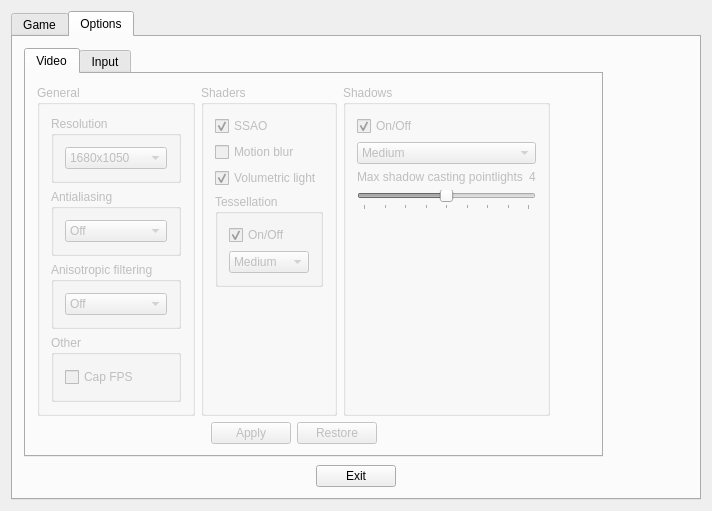
Qt form xkill-gui/MainMenu.ui (ensq/xkill-resources) before a commit.
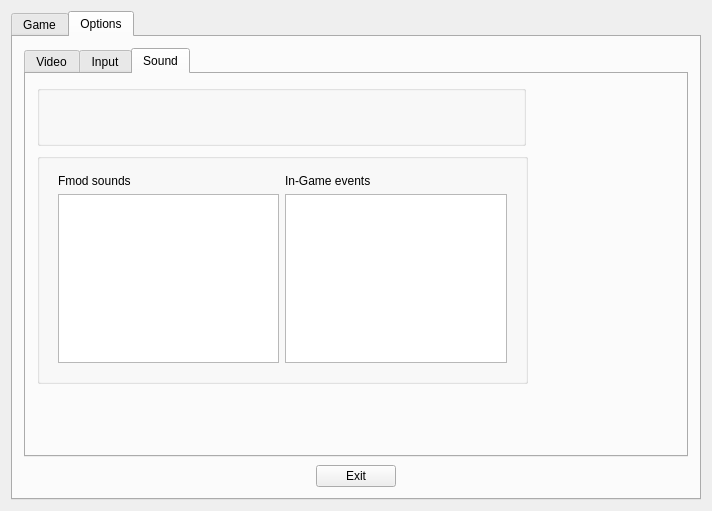
The same form after that commit. The open tabs and pages were chosen to show the change. Icons and pictures are not drawn.

Commit message: Sound menu beta.

The edit to the form file:
```diff
--- a/xkill-gui/MainMenu.ui
+++ b/xkill-gui/MainMenu.ui
@@ -2710,21 +2710,146 @@
               </item>
              </layout>
             </widget>
+            <widget class="QWidget" name="tab_3">
+             <attribute name="title">
+              <string>Sound</string>
+             </attribute>
+             <widget class="QGroupBox" name="groupBox_12">
+              <property name="geometry">
+               <rect>
+                <x>11</x>
+                <y>11</y>
+                <width>489</width>
+                <height>61</height>
+               </rect>
+              </property>
+              <property name="sizePolicy">
+               <sizepolicy hsizetype="Expanding" vsizetype="Expanding">
+                <horstretch>0</horstretch>
+                <verstretch>0</verstretch>
+               </sizepolicy>
+              </property>
+              <property name="title">
+               <string/>
+              </property>
+              <widget class="QWidget" name="">
+               <property name="geometry">
+                <rect>
+                 <x>10</x>
+                 <y>20</y>
+                 <width>461</width>
+                 <height>22</height>
+                </rect>
+               </property>
+               <layout class="QHBoxLayout" name="horizontalLayout_22">
+                <item>
+                 <widget class="QCheckBox" name="checkBox_Sound_Mute">
+                  <property name="text">
+                   <string>Mute sound</string>
+                  </property>
+                 </widget>
+                </item>
+                <item>
+                 <widget class="QLabel" name="label_4">
+                  <property name="text">
+                   <string>Volume</string>
+                  </property>
+                 </widget>
+                </item>
+                <item>
+                 <widget class="QSlider" name="horizontalSlider_Sound_Volume">
+                  <property name="maximum">
+                   <number>100</number>
+                  </property>
+                  <property name="sliderPosition">
+                   <number>100</number>
+                  </property>
+                  <property name="orientation">
+                   <enum>Qt::Horizontal</enum>
+                  </property>
+                 </widget>
+                </item>
+                <item>
+                 <widget class="QSpinBox" name="spinBox_2">
+                  <property name="readOnly">
+                   <bool>true</bool>
+                  </property>
+                  <property name="buttonSymbols">
+                   <enum>QAbstractSpinBox::NoButtons</enum>
+                  </property>
+                  <property name="maximum">
+                   <number>100</number>
+                  </property>
+                  <property name="value">
+                   <number>100</number>
+                  </property>
+                 </widget>
+                </item>
+               </layout>
+              </widget>
+             </widget>
+             <widget class="QGroupBox" name="groupBox_13">
+              <property name="geometry">
+               <rect>
+                <x>11</x>
+                <y>79</y>
+                <width>491</width>
+                <height>231</height>
+               </rect>
+              </property>
+              <property name="sizePolicy">
+               <sizepolicy hsizetype="Expanding" vsizetype="Expanding">
+                <horstretch>0</horstretch>
+                <verstretch>0</verstretch>
+               </sizepolicy>
+              </property>
+              <property name="title">
+               <string/>
+              </property>
+              <widget class="QWidget" name="">
+               <property name="geometry">
+                <rect>
+                 <x>10</x>
+                 <y>10</y>
+                 <width>471</width>
+                 <height>211</height>
+                </rect>
+               </property>
+               <layout class="QHBoxLayout" name="horizontalLayout_31">
+                <item>
+                 <layout class="QVBoxLayout" name="verticalLayout_13">
+                  <item>
+                   <widget class="QLabel" name="label_5">
+                    <property name="text">
+                     <string>Fmod sounds</string>
+                    </property>
+                   </widget>
+                  </item>
+                  <item>
+                   <widget class="QListView" name="listView_Sound_Fmod"/>
+                  </item>
+                 </layout>
+                </item>
+                <item>
+                 <layout class="QVBoxLayout" name="verticalLayout_36">
+                  <item>
+                   <widget class="QLabel" name="label_6">
+                    <property name="text">
+                     <string>In-Game events</string>
+                    </property>
+                   </widget>
+                  </item>
+                  <item>
+                   <widget class="QListView" name="listView_Sound_InGame"/>
+                  </item>
+                 </layout>
+                </item>
+               </layout>
+              </widget>
+             </widget>
+            </widget>
            </widget>
           </item>
-          <item>
-           <spacer name="horizontalSpacer_20">
-            <property name="orientation">
-             <enum>Qt::Horizontal</enum>
-            </property>
-            <property name="sizeHint" stdset="0">
-             <size>
-              <width>40</width>
-              <height>20</height>
-             </size>
-            </property>
-           </spacer>
-          </item>
          </layout>
         </item>
         <item>
```
Left out of the diff: 96 changed lines with no effect on the pictures. The commit also changes 2 other files.
